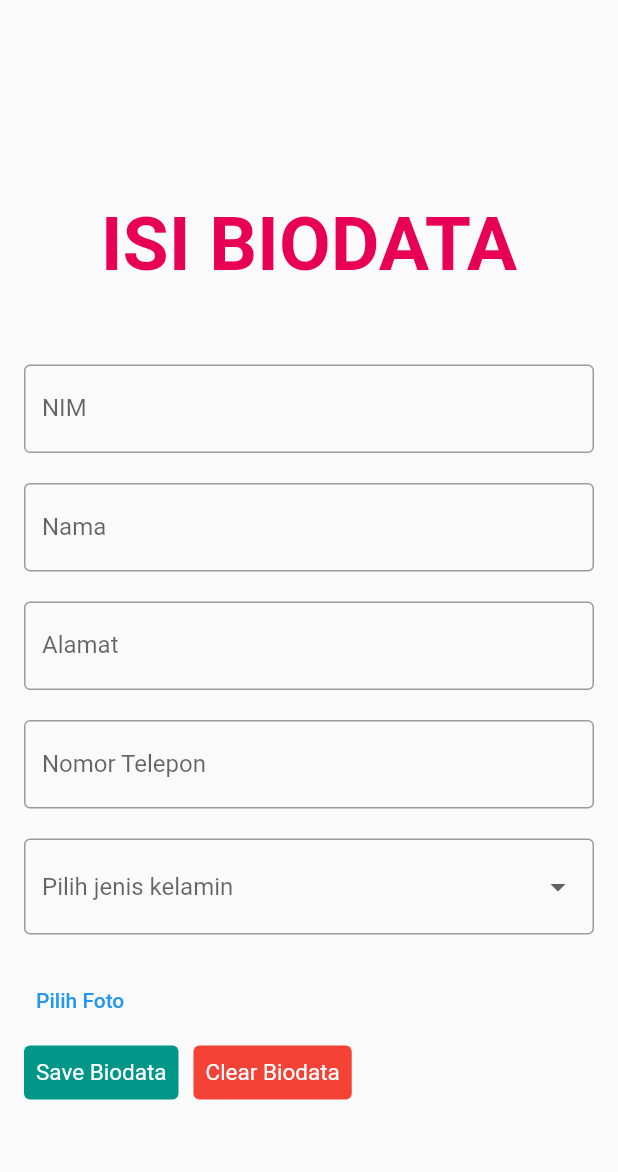
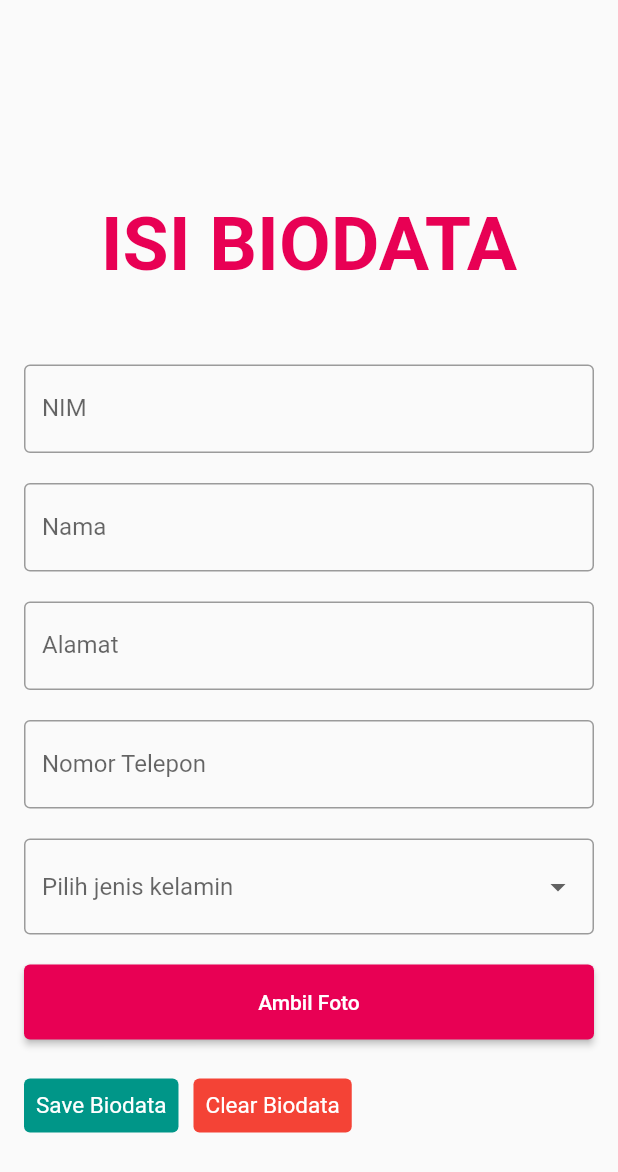
Before and after one commit to bellasoniadwi/UAS_Mobile, a Flutter app: the AddStudent screen opened directly, on a phone screen of 412 x 824 dp. Shown: the top 1172 px of the screen. Run offline on Flutter 3.47's test engine with Material 2 defaults, Android fonts, the phone set to English and light mode, and no system bars; our stand-ins replace animated_splash_screen, image_picker, sqflite; accounts and stored records are empty.

Commit message:
changes button camera

```diff
--- a/lib/screens/addStudent.dart
+++ b/lib/screens/addStudent.dart
@@ -174,7 +174,20 @@ class _AddStudent extends State<AddStudent> {
               const SizedBox(
                 height: 20.0,
               ),
-              TextButton(onPressed: pickImage, child: Text('Pilih Foto')),
+              ElevatedButton(
+                  style: ElevatedButton.styleFrom(
+                    primary: Color(0xFFe80054),
+                    minimumSize: const Size.fromHeight(50),
+                  ),
+                  onPressed: pickImage,
+                  child: Text(
+                    'Ambil Foto',
+                    style: TextStyle(color: Colors.white),
+                  )),
+              const SizedBox(
+                height: 20.0,
+              ),
+
               _imagePath != '' ? Image.file(File(_imagePath)) : Container(),
               Row(
                 children: [
```
Also changed, not shown: lib/screens/editStudent.dart (+14 -1 lines).
